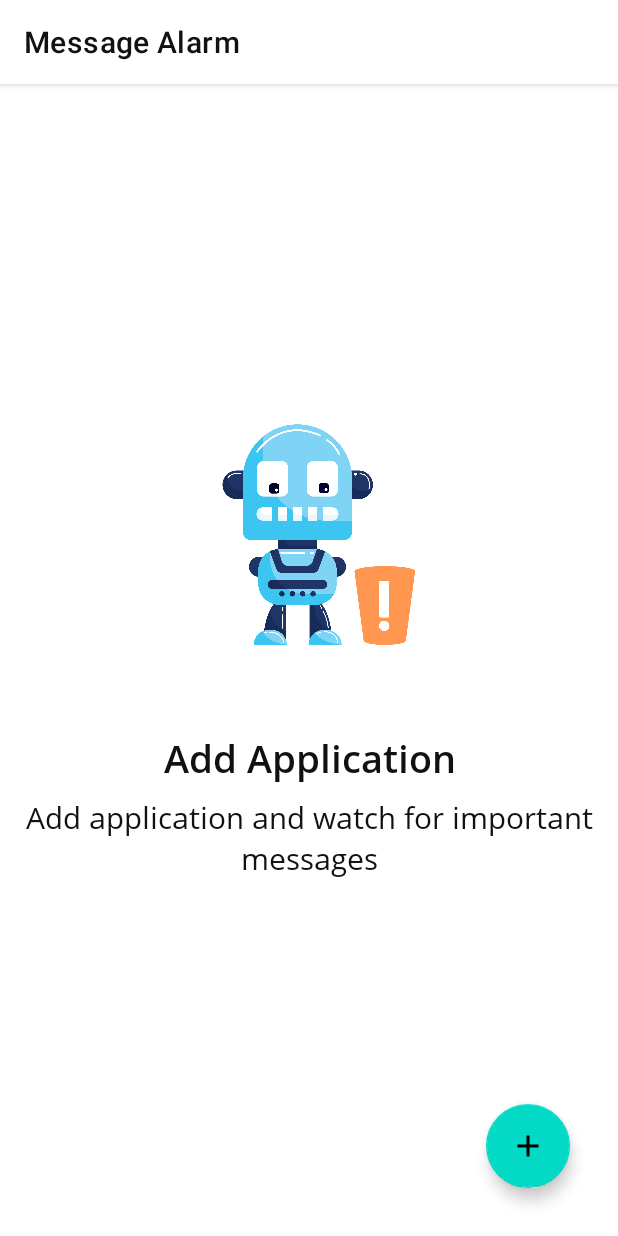
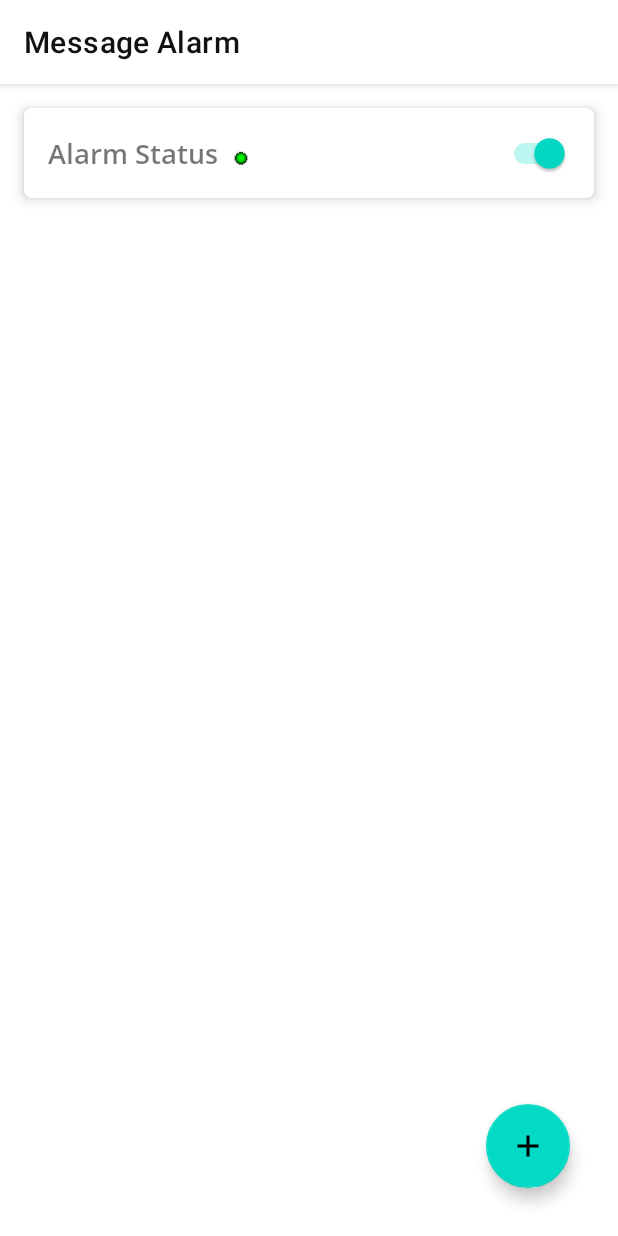
Before and after one commit to rktuhinbd/work, an Android app: the MainActivity screen opened directly, with no data from a screen before it, on a phone screen of 412 x 824 dp. Run offline under Robolectric (Android 15) with nearby library versions, the light colour scheme and no system bars; our stand-ins replace Timber.

Commit message:
alarm status bar created

```diff
--- a/app/src/main/java/com/app/messagealarm/ui/main/MainActivity.kt
+++ b/app/src/main/java/com/app/messagealarm/ui/main/MainActivity.kt
@@ -22,6 +22,7 @@ class MainActivity : BaseActivity() {
         }
         setListener()
         askForPermission()
+        switch_alarm_status?.isChecked = true
     }
 
     private fun askForPermission(){
@@ -33,6 +34,14 @@ class MainActivity : BaseActivity() {
         fab_button_add_application?.setOnClickListener {
             startActivity(Intent(this, AddApplicationActivity::class.java))
         }
+
+        switch_alarm_status?.setOnCheckedChangeListener { buttonView, isChecked ->
+            if(isChecked){
+               ic_alarm_status?.setImageResource(R.drawable.ic_on_button)
+            }else{
+                ic_alarm_status?.setImageResource(R.drawable.ic_off_button)
+            }
+        }
     }
 
 }
--- a/app/src/main/res/layout/activity_main.xml
+++ b/app/src/main/res/layout/activity_main.xml
@@ -20,10 +20,80 @@
         app:title="@string/app_name"
         app:titleTextColor="@color/colorTextRegular" />
 
+    <!--start of main views-->
+    <com.google.android.material.card.MaterialCardView
+        android:layout_width="0dp"
+        android:layout_height="60dp"
+        app:layout_constraintTop_toBottomOf="@id/toolbar"
+        app:layout_constraintStart_toStartOf="parent"
+        app:layout_constraintEnd_toEndOf="parent"
+        android:layout_margin="16dp"
+        app:cardCornerRadius="5dp"
+        app:cardElevation="5dp"
+        >
+
+        <androidx.constraintlayout.widget.ConstraintLayout
+            android:layout_width="match_parent"
+            android:layout_height="match_parent">
+
+            <TextView
+                android:id="@+id/txt_alarm_status"
+                android:layout_width="wrap_content"
+                android:layout_height="wrap_content"
+                android:text="Alarm Status"
+                android:fontFamily="@font/open_sans_semi_bold"
+                android:textSize="18sp"
+                app:layout_constraintTop_toTopOf="parent"
+                app:layout_constraintStart_toStartOf="parent"
+                app:layout_constraintBottom_toBottomOf="parent"
+                app:layout_constraintEnd_toEndOf="parent"
+                app:layout_constraintHorizontal_bias="0"
+                android:layout_marginStart="16dp"
+                />
+
+            <ImageView
+                android:id="@+id/ic_alarm_status"
+                android:layout_width="20dp"
+                android:layout_height="20dp"
+                app:layout_constraintTop_toTopOf="@id/txt_alarm_status"
+                app:layout_constraintBottom_toBottomOf="@id/txt_alarm_status"
+                app:layout_constraintStart_toEndOf="@id/txt_alarm_status"
+                android:layout_marginStart="5dp"
+                android:scaleType="fitCenter"
+                android:padding="5dp"
+                app:layout_constraintEnd_toEndOf="parent"
+                app:layout_constraintHorizontal_bias="0"
+                android:layout_marginTop="5dp"
+                android:src="@drawable/ic_off_button"
+                />
+
+
+            <Switch
+                android:id="@+id/switch_alarm_status"
+                android:layout_width="wrap_content"
+                android:layout_height="wrap_content"
+                app:layout_constraintEnd_toEndOf="parent"
+                app:layout_constraintTop_toTopOf="parent"
+                app:layout_constraintBottom_toBottomOf="parent"
+                app:layout_constraintStart_toEndOf="@id/ic_alarm_status"
+                app:layout_constraintHorizontal_bias="1"
+                android:layout_marginEnd="16dp"
+                />
+
+
+        </androidx.constraintlayout.widget.ConstraintLayout>
+
+
+    </com.google.android.material.card.MaterialCardView>
+    <!--end of main views-->
+
+    <!--start of placeholder layout-->
+
     <ImageView
         android:id="@+id/img_empty_state"
         android:layout_width="250dp"
         android:layout_height="250dp"
+        android:visibility="gone"
         android:src="@drawable/ic_robo_clear"
         app:layout_constraintTop_toTopOf="parent"
         app:layout_constraintStart_toStartOf="parent"
@@ -36,6 +106,7 @@
         android:id="@+id/txt_empty_state_title"
         android:layout_width="wrap_content"
         android:layout_height="wrap_content"
+        android:visibility="gone"
         android:text="@string/add_application"
         android:textColor="@color/colorTextRegular"
         app:layout_constraintStart_toStartOf="@id/img_empty_state"
@@ -57,6 +128,7 @@
         app:layout_constraintEnd_toEndOf="parent"
         android:layout_marginStart="16dp"
         android:layout_marginEnd="16dp"
+        android:visibility="gone"
         app:layout_constraintBottom_toBottomOf="parent"
         app:layout_constraintTop_toBottomOf="@id/txt_empty_state_title"
         android:textAlignment="center"
@@ -64,6 +136,8 @@
         android:layout_marginTop="8dp"
         android:fontFamily="@font/open_sans_regular"
         />
+
+    <!--end of placeholder layouts-->
 
     <com.google.android.material.floatingactionbutton.FloatingActionButton
         android:id="@+id/fab_button_add_application"
```
Also changed, not shown: app/src/main/res/drawable/ic_off_button.png (added), app/src/main/res/drawable/ic_on_button.png (added).
